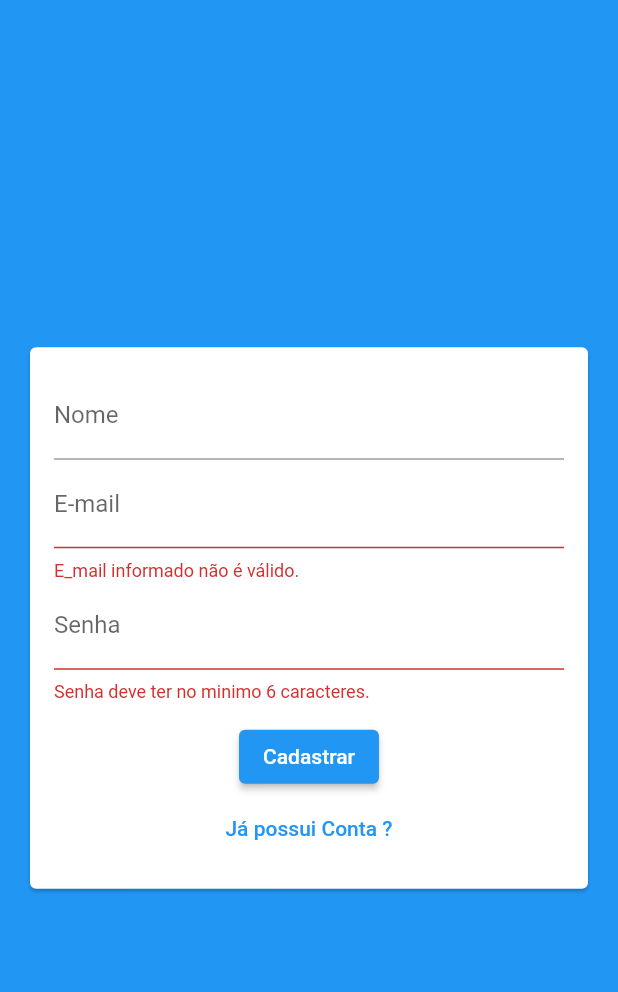
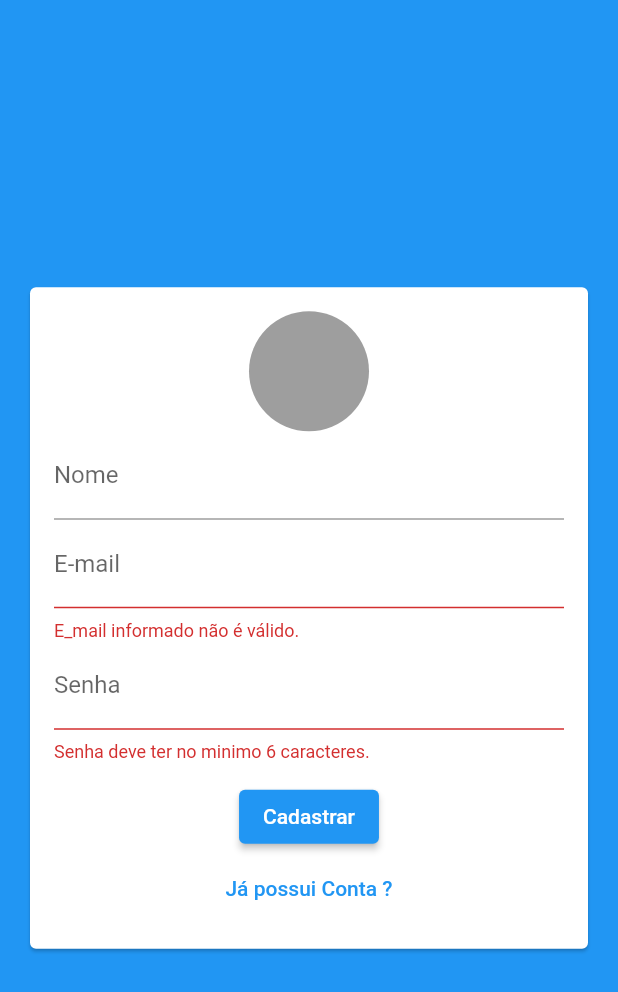
Before and after one commit to Icimm/chat, a Flutter app: the screen it shows after launch, after a tap on "Entrar", after a tap on "Criar uma nova conta ?", on a phone screen of 412 x 824 dp. Shown: the top 992 px of the screen. Run offline on Flutter 3.47's test engine with Material 2 defaults, Android fonts, the phone set to English and light mode, and no system bars; missing offline and left inert: dart:html.

Commit message:
add new instances: hadleimagepick, and imagepicker

```diff
--- a/lib/components/auth_form.dart
+++ b/lib/components/auth_form.dart
@@ -1,5 +1,7 @@
-import 'package:chat/components/models/auth_form_data.dart';
+import 'package:chat/components/user_image_picker.dart';
+import 'package:chat/models/auth_form_data.dart';
 import 'package:flutter/material.dart';
+import 'dart:io';
 
 class AuthForm extends StatefulWidget {
   final void Function(AuthFormData) onSubmit;
@@ -17,9 +19,26 @@ class _AuthFormState extends State<AuthForm> {
   final _FormKey = GlobalKey<FormState>();
   final _FormData = AuthFormData();
 
+  void _handleImagePick(File image) {
+    _FormData.Image = image;
+  }
+
+  void _showError(String msg) {
+    ScaffoldMessenger.of(context).showSnackBar(
+      SnackBar(
+        content: Text(msg),
+        backgroundColor: Theme.of(context).colorScheme.error,
+      ),
+    );
+  }
+
   void _submit() {
     final isValid = _FormKey.currentState?.validate() ?? false;
     if (!isValid) return;
+
+    if (_FormData.Image == null && _FormData.isSignup) {
+      return _showError('Imagem não selecionada!');
+    }
 
     widget.onSubmit(_FormData);
   }
@@ -34,6 +53,10 @@ class _AuthFormState extends State<AuthForm> {
           key: _FormKey,
           child: Column(
             children: [
+              if (_FormData.isSignup)
+                UserImagePicker(
+                  onImagePick: _handleImagePick,
+                ),
               if (_FormData.isSignup)
                 TextFormField(
                   key: ValueKey('name'),
--- /dev/null
+++ b/lib/components/user_image_picker.dart
@@ -0,0 +1,27 @@
+import 'dart:io';
+import 'package:flutter/material.dart';
+
+class UserImagePicker extends StatefulWidget {
+  final void Function(File image) onImagePick;
+
+  const UserImagePicker({
+    required this.onImagePick,
+    super.key});
+
+  @override
+  State<UserImagePicker> createState() => _UserImagePickerState();
+}
+
+class _UserImagePickerState extends State<UserImagePicker> {
+  @override
+  Widget build(BuildContext context) {
+    return Column(
+      children: [
+        CircleAvatar(
+          radius: 40,
+          backgroundColor: Colors.grey,
+        ),
+      ],
+    );
+  }
+}
--- a/lib/auth_page.dart
+++ b/lib/pages/auth_page.dart
@@ -1,7 +1,7 @@
 import 'dart:html';
 
 import 'package:chat/components/auth_form.dart';
-import 'package:chat/components/models/auth_form_data.dart';
+import 'package:chat/models/auth_form_data.dart';
 import 'package:flutter/material.dart';
 
 class AuthPage extends StatefulWidget {
--- a/lib/main.dart
+++ b/lib/pages/main.dart
@@ -1,4 +1,4 @@
-import 'package:chat/auth_page.dart';
+import 'package:chat/pages/auth_page.dart';
 import 'package:flutter/material.dart';
 
 void main() {
```
Also changed, not shown: lib/models/auth_form_data.dart (renamed from lib/components/models/auth_form_data.dart), lib/pages/loading_page.dart (renamed from lib/loading_page.dart), 1 other file.
